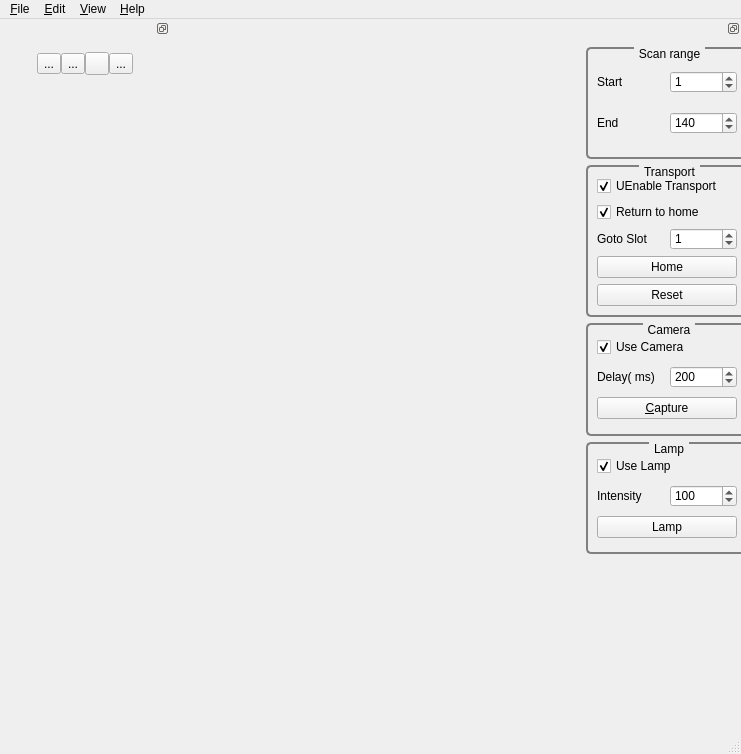
Above: qt-mechascan/mainwindow.ui from codebuk/mechascan before the change. Below: the same form after it.
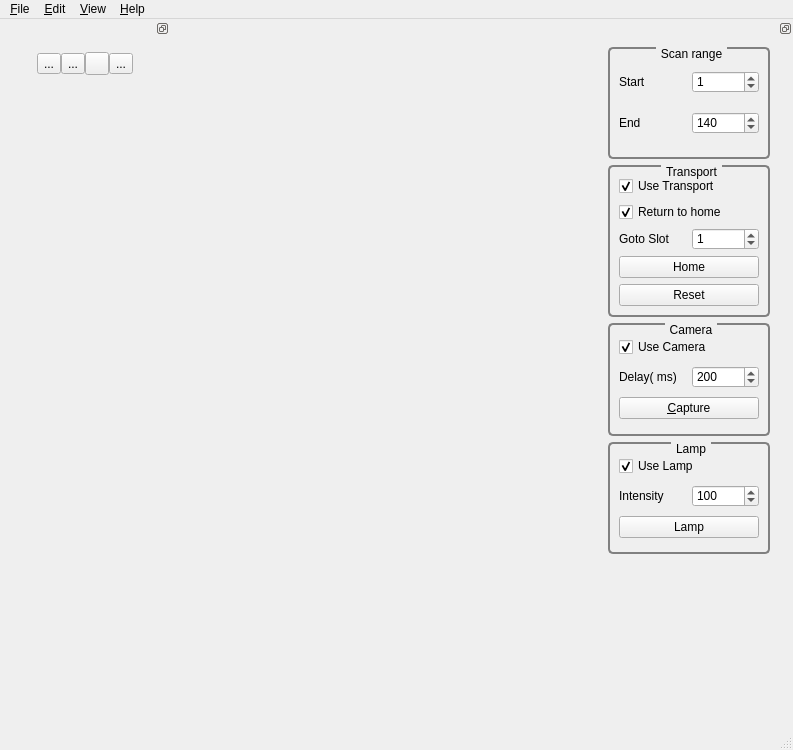
That is the form after the change. Icons and pictures are not drawn.

```diff
--- a/qt-mechascan/mainwindow.ui
+++ b/qt-mechascan/mainwindow.ui
@@ -6,8 +6,8 @@
    <rect>
     <x>0</x>
     <y>0</y>
-    <width>741</width>
-    <height>754</height>
+    <width>793</width>
+    <height>750</height>
    </rect>
   </property>
   <property name="windowTitle">
@@ -49,7 +49,7 @@
     <rect>
      <x>0</x>
      <y>0</y>
-     <width>741</width>
+     <width>793</width>
      <height>23</height>
     </rect>
    </property>
@@ -261,13 +261,13 @@
    </property>
    <property name="minimumSize">
     <size>
-     <width>170</width>
+     <width>200</width>
      <height>600</height>
     </size>
    </property>
    <property name="maximumSize">
     <size>
-     <width>170</width>
+     <width>200</width>
      <height>524287</height>
     </size>
    </property>
@@ -357,7 +357,7 @@
             <item row="0" column="0" colspan="2">
              <widget class="QCheckBox" name="check_tpt">
               <property name="text">
-               <string>UEnable Transport</string>
+               <string>Use Transport</string>
               </property>
               <property name="checked">
                <bool>true</bool>
```
Left out of the diff: 5 changed lines with no effect on the pictures.
